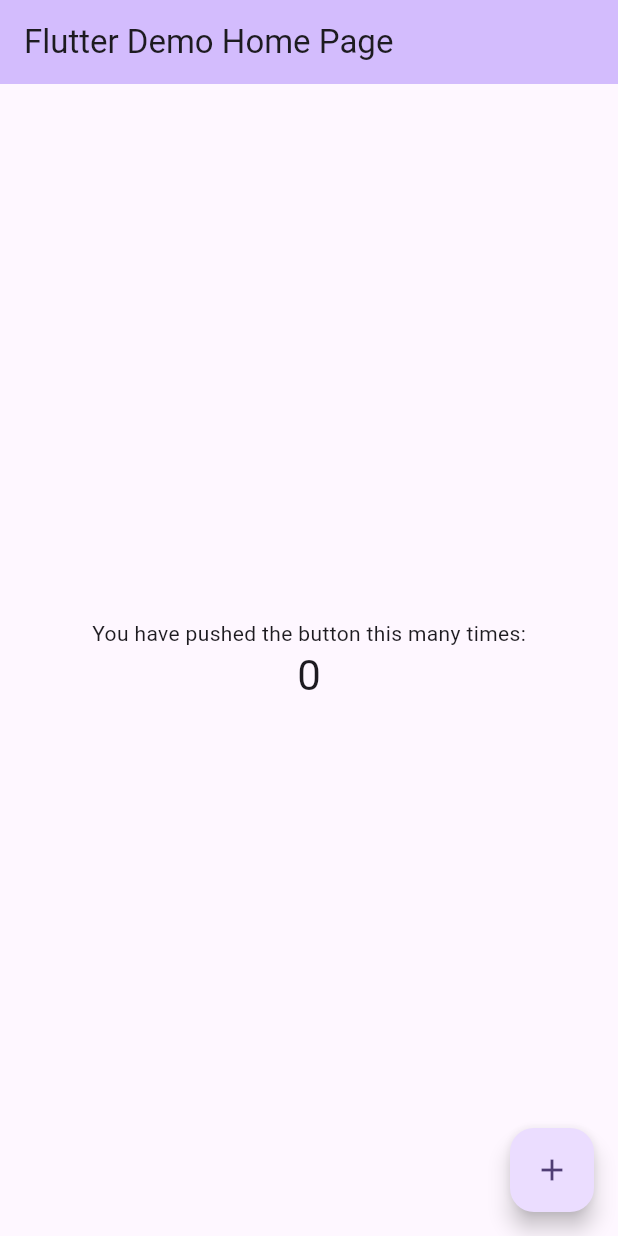
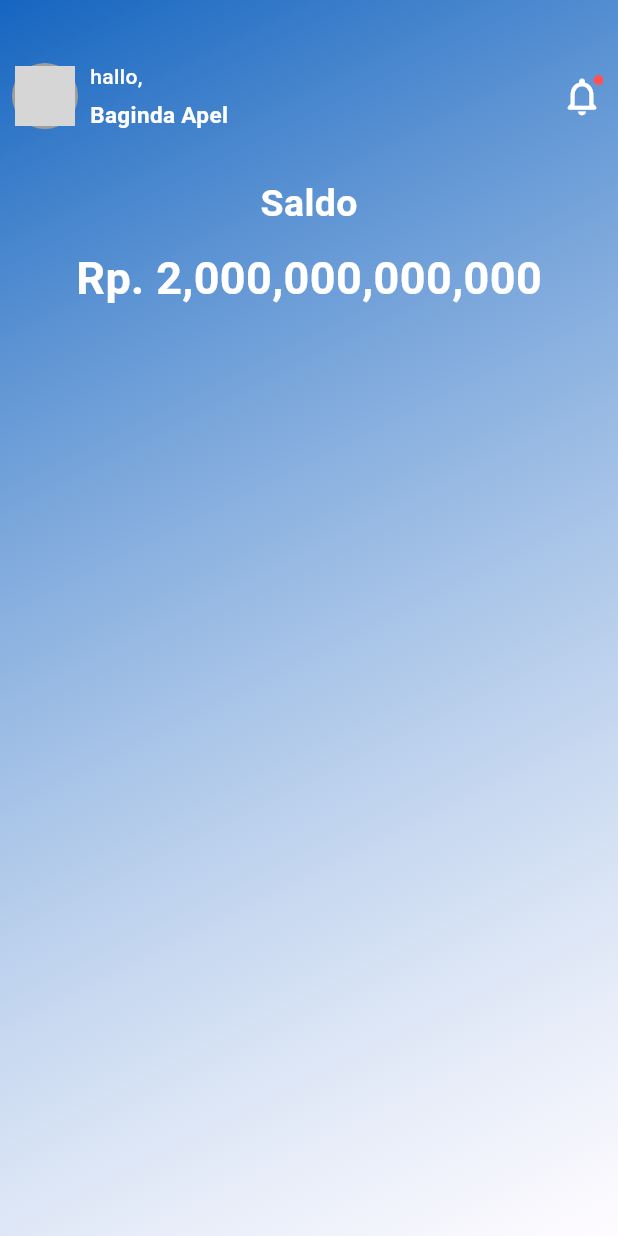
Before and after one commit to adnfutuh/ewallet_app, a Flutter app: the screen it shows after launch, on a phone screen of 412 x 824 dp. Run offline on Flutter 3.47's test engine with Material 3 defaults, Android fonts, the phone set to English and light mode, and no system bars; grey boxes are pictures that could not be loaded.

Commit message:
create  home_page.dart

```diff
--- a/lib/main.dart
+++ b/lib/main.dart
@@ -1,3 +1,4 @@
+import 'package:ewallet_app/screen/home_page.dart';
 import 'package:flutter/material.dart';
 
 void main() {
@@ -7,119 +8,12 @@ void main() {
 class MyApp extends StatelessWidget {
   const MyApp({super.key});
 
-  // This widget is the root of your application.
   @override
   Widget build(BuildContext context) {
-    return MaterialApp(
+    return const MaterialApp(
       title: 'Flutter Demo',
-      theme: ThemeData(
-        // This is the theme of your application.
-        //
-        // TRY THIS: Try running your application with "flutter run". You'll see
-        // the application has a purple toolbar. Then, without quitting the app,
-        // try changing the seedColor in the colorScheme below to Colors.green
-        // and then invoke "hot reload" (save your changes or press the "hot
-        // reload" button in a Flutter-supported IDE, or press "r" if you used
-        // the command line to start the app).
-        //
-        // Notice that the counter didn't reset back to zero; the application
-        // state is not lost during the reload. To reset the state, use hot
-        // restart instead.
-        //
-        // This works for code too, not just values: Most code changes can be
-        // tested with just a hot reload.
-        colorScheme: ColorScheme.fromSeed(seedColor: Colors.deepPurple),
-        useMaterial3: true,
-      ),
-      home: const MyHomePage(title: 'Flutter Demo Home Page'),
+      debugShowCheckedModeBanner: false,
+      home: HomePage(),
     );
   }
 }
-
-class MyHomePage extends StatefulWidget {
-  const MyHomePage({super.key, required this.title});
-
-  // This widget is the home page of your application. It is stateful, meaning
-  // that it has a State object (defined below) that contains fields that affect
-  // how it looks.
-
-  // This class is the configuration for the state. It holds the values (in this
-  // case the title) provided by the parent (in this case the App widget) and
-  // used by the build method of the State. Fields in a Widget subclass are
-  // always marked "final".
-
-  final String title;
-
-  @override
-  State<MyHomePage> createState() => _MyHomePageState();
-}
-
-class _MyHomePageState extends State<MyHomePage> {
-  int _counter = 0;
-
-  void _incrementCounter() {
-    setState(() {
-      // This call to setState tells the Flutter framework that something has
-      // changed in this State, which causes it to rerun the build method below
-      // so that the display can reflect the updated values. If we changed
-      // _counter without calling setState(), then the build method would not be
-      // called again, and so nothing would appear to happen.
-      _counter++;
-    });
-  }
-
-  @override
-  Widget build(BuildContext context) {
-    // This method is rerun every time setState is called, for instance as done
-    // by the _incrementCounter method above.
-    //
-    // The Flutter framework has been optimized to make rerunning build methods
-    // fast, so that you can just rebuild anything that needs updating rather
-    // than having to individually change instances of widgets.
-    return Scaffold(
-      appBar: AppBar(
-        // TRY THIS: Try changing the color here to a specific color (to
-        // Colors.amber, perhaps?) and trigger a hot reload to see the AppBar
-        // change color while the other colors stay the same.
-        backgroundColor: Theme.of(context).colorScheme.inversePrimary,
-        // Here we take the value from the MyHomePage object that was created by
-        // the App.build method, and use it to set our appbar title.
-        title: Text(widget.title),
-      ),
-      body: Center(
-        // Center is a layout widget. It takes a single child and positions it
-        // in the middle of the parent.
-        child: Column(
-          // Column is also a layout widget. It takes a list of children and
-          // arranges them vertically. By default, it sizes itself to fit its
-          // children horizontally, and tries to be as tall as its parent.
-          //
-          // Column has various properties to control how it sizes itself and
-          // how it positions its children. Here we use mainAxisAlignment to
-          // center the children vertically; the main axis here is the vertical
-          // axis because Columns are vertical (the cross axis would be
-          // horizontal).
-          //
-          // TRY THIS: Invoke "debug painting" (choose the "Toggle Debug Paint"
-          // action in the IDE, or press "p" in the console), to see the
-          // wireframe for each widget.
-          mainAxisAlignment: MainAxisAlignment.center,
-          children: <Widget>[
-            const Text(
-              'You have pushed the button this many times:',
-            ),
-            Text(
-              '$_counter',
-              style: Theme.of(context).textTheme.headlineMedium,
-            ),
-          ],
-        ),
-      ),
-      floatingActionButton: FloatingActionButton(
-        onPressed: _incrementCounter,
-        tooltip: 'Increment',
-        child: const Icon(Icons.add),
-      ), // This trailing comma makes auto-formatting nicer for build methods.
-    );
-  }
-}
--- /dev/null
+++ b/lib/screen/home_page.dart
@@ -0,0 +1,125 @@
+import 'package:flutter/material.dart';
+
+class HomePage extends StatefulWidget {
+  const HomePage({super.key});
+
+  @override
+  State<HomePage> createState() => _HomePageState();
+}
+
+class _HomePageState extends State<HomePage> {
+  @override
+  Widget build(BuildContext context) {
+    return Scaffold(
+      body: Container(
+        decoration: BoxDecoration(
+          gradient: LinearGradient(
+            colors: [
+              Colors.blue.shade800,
+              Colors.white60,
+            ],
+            begin: Alignment.topLeft,
+            end: Alignment.bottomRight,
+          ),
+        ),
+        child: Column(
+          children: [
+            Container(
+              padding: const EdgeInsets.only(top: 40),
+              child: Row(
+                mainAxisAlignment: MainAxisAlignment.center,
+                children: [
+                  const Padding(
+                    padding: EdgeInsets.symmetric(
+                      horizontal: 8.0,
+                    ),
+                    child: CircleAvatar(
+                      backgroundColor: Colors.grey,
+                      radius: 22,
+                      child: CircleAvatar(
+                        radius: 20,
+                        backgroundImage: AssetImage('assets/img1.png'),
+                      ),
+                    ),
+                  ),
+                  const Expanded(
+                    child: Column(
+                      crossAxisAlignment: CrossAxisAlignment.start,
+                      children: [
+                        Text(
+                          'hallo,',
+                          style: TextStyle(
+                            color: Colors.white,
+                            fontWeight: FontWeight.w500,
+                          ),
+                        ),
+                        SizedBox(
+                          height: 5,
+                        ),
+                        Text(
+                          'Baginda Apel',
+                          style: TextStyle(
+                              color: Colors.white,
+                              fontWeight: FontWeight.w700,
+                              fontSize: 15),
+                        ),
+                      ],
+                    ),
+                  ),
+                  IconButton(
+                    onPressed: () {},
+                    icon: const Stack(
+                      children: [
+                        Icon(
+                          Icons.notifications_none_rounded,
+                          color: Colors.white,
+                          size: 30,
+                        ),
+                        Positioned(
+                          top: 0,
+                          right: 0,
+                          child: Icon(
+                            Icons.brightness_1,
+                            size: 8,
+                            color: Colors.redAccent,
+                          ),
+                        ),
+                      ],
+                    ),
+                  ),
+                ],
+              ),
+            ),
+            Container(
+              padding: const EdgeInsets.only(top: 30),
+              alignment: Alignment.center,
+              child: const Column(
+                children: [
+                  Text(
+                    'Saldo',
+                    style: TextStyle(
+                      color: Colors.white,
+                      fontSize: 25,
+                      fontWeight: FontWeight.bold,
+                    ),
+                  ),
+                  Padding(
+                    padding: EdgeInsets.symmetric(vertical: 10),
+                    child: Text(
+                      "Rp. 2,000,000,000,000",
+                      style: TextStyle(
+                        color: Colors.white,
+                        fontSize: 30,
+                        fontWeight: FontWeight.w700,
+                      ),
+                    ),
+                  )
+                ],
+              ),
+            )
+          ],
+        ),
+      ),
+    );
+  }
+}
```
